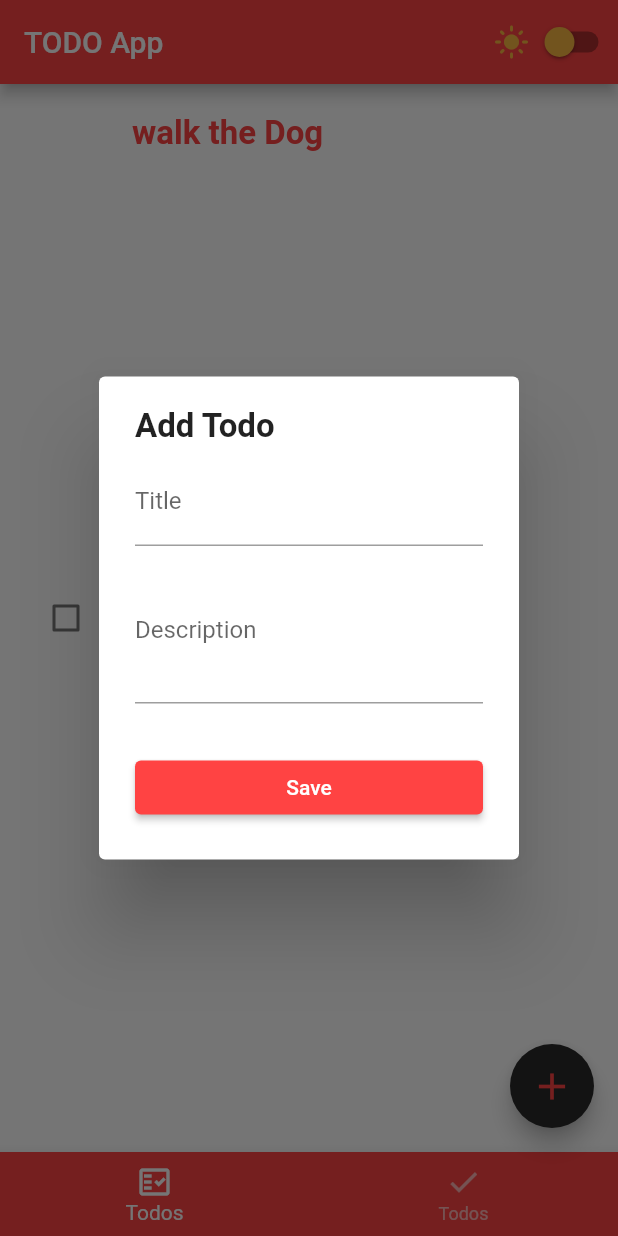
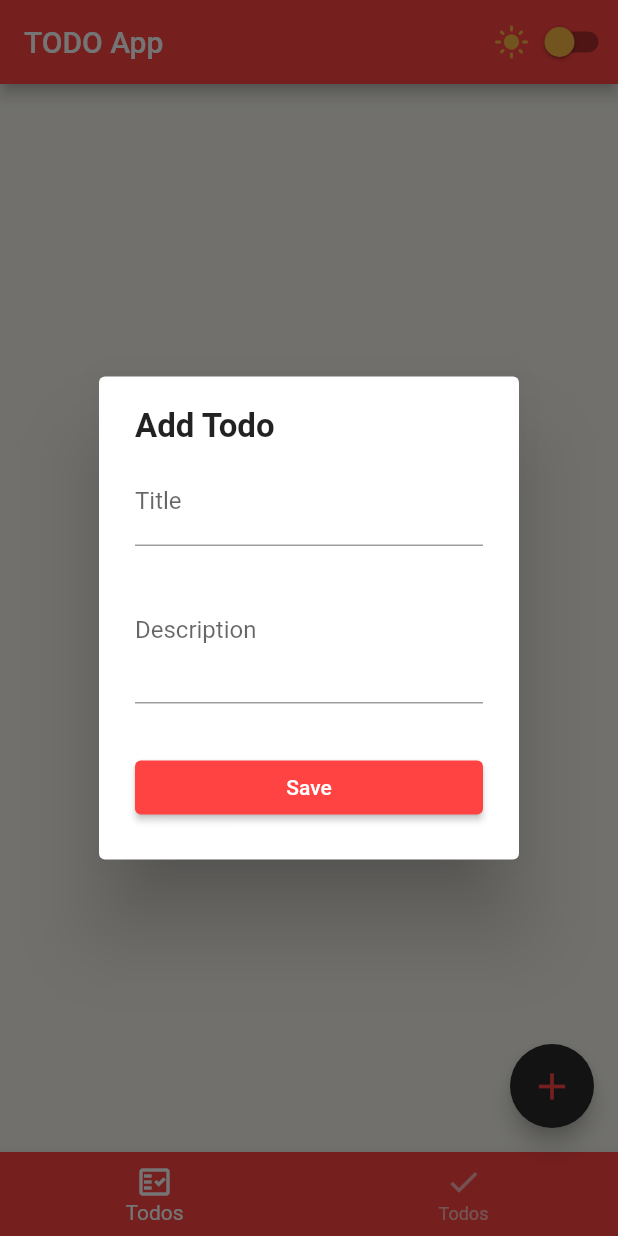
Before and after one commit to AJ8454/TODO-App, a Flutter app: the screen it shows after launch, after a tap on the "add" icon, on a phone screen of 412 x 824 dp. Run offline on Flutter 3.47's test engine with Material 2 defaults, Android fonts, the phone set to English and light mode, and no system bars; our stand-ins replace flutter_slidable.

Commit message:
-- todo created --

```diff
--- a/lib/model/todo_model.dart
+++ b/lib/model/todo_model.dart
@@ -12,7 +12,7 @@ class Todo {
   Todo({
     required this.createdTime,
     required this.title,
-    this.id,
+    this.id = '',
     this.description = '',
     this.isDone = false,
   });
--- a/lib/provider/todos_provider.dart
+++ b/lib/provider/todos_provider.dart
@@ -1,3 +1,18 @@
 import 'package:flutter/material.dart';
+import 'package:todo_app/model/todo_model.dart';
 
-class TodosProvider extends ChangeNotifier {}
+class TodosProvider extends ChangeNotifier {
+  final List<Todo> _todos = [];
+
+  List<Todo> get todos => _todos.where((todo) => todo.isDone == false).toList();
+
+  void addTodo(Todo todo) {
+    _todos.add(todo);
+    notifyListeners();
+  }
+
+  void removeTodo(Todo todo) {
+    _todos.remove(todo);
+    notifyListeners();
+  }
+}
--- a/lib/utility/theme_data.dart
+++ b/lib/utility/theme_data.dart
@@ -4,12 +4,12 @@ import 'package:todo_app/utility/constant.dart';
 class MyThemeData {
   static final darkTheme = ThemeData(
     scaffoldBackgroundColor: kDarkColor,
-    primaryColor: kGreyColor,
+    primaryColor: kDarkColor,
     colorScheme: const ColorScheme.dark(),
     iconTheme: const IconThemeData(color: kCylanColor),
     floatingActionButtonTheme:
         const FloatingActionButtonThemeData(backgroundColor: kCylanColor),
-    backgroundColor: const Color(0xFF1A1A1A),
+    backgroundColor: kGreyColor,
   );
 
   static final lightTheme = ThemeData(
--- a/lib/widget/add_todo_dialog_widget.dart
+++ b/lib/widget/add_todo_dialog_widget.dart
@@ -1,4 +1,7 @@
 import 'package:flutter/material.dart';
+import 'package:provider/provider.dart';
+import 'package:todo_app/model/todo_model.dart';
+import 'package:todo_app/provider/todos_provider.dart';
 
 import 'todo_form_widget.dart';
 
@@ -15,7 +18,10 @@ class _AddTodoDialogWidgetState extends State<AddTodoDialogWidget> {
   String? description = '';
   @override
   Widget build(BuildContext context) => AlertDialog(
-        content: Column(
+        content: SingleChildScrollView(
+          child: Form(
+            key: _formKey,
+            child: Column(
               mainAxisSize: MainAxisSize.min,
               crossAxisAlignment: CrossAxisAlignment.start,
               children: [
@@ -31,9 +37,29 @@ class _AddTodoDialogWidgetState extends State<AddTodoDialogWidget> {
                   onChangedTitle: (title) => setState(() => this.title = title),
                   onChangedDescription: (description) =>
                       setState(() => this.description = description),
-              onSavedTodo: () {},
+                  onSavedTodo: addTodo,
                 ),
               ],
             ),
+          ),
+        ),
       );
+
+  void addTodo() {
+    final isValid = _formKey.currentState!.validate();
+
+    if (!isValid) {
+      return;
+    } else {
+      final todo = Todo(
+        id: DateTime.now().toString(),
+        title: title,
+        description: description,
+        createdTime: DateTime.now(),
+      );
+      final provider = Provider.of<TodosProvider>(context, listen: false);
+      provider.addTodo(todo);
+      Navigator.pop(context);
     }
+  }
+}
--- a/lib/widget/todo_form_widget.dart
+++ b/lib/widget/todo_form_widget.dart
@@ -53,12 +53,6 @@ class TodoFormWidget extends StatelessWidget {
           focusColor: Theme.of(context).primaryColor,
           labelText: 'Description',
         ),
-        validator: (desctiption) {
-          if (desctiption!.isEmpty) {
-            return 'The description cannot be empty';
-          }
-          return null;
-        },
         onChanged: onChangedDescription,
       );
 
--- a/lib/widget/todo_list_widget.dart
+++ b/lib/widget/todo_list_widget.dart
@@ -1,18 +1,32 @@
 import 'package:flutter/material.dart';
-import 'package:todo_app/model/todo_model.dart';
+import 'package:provider/provider.dart';
+import 'package:todo_app/provider/todos_provider.dart';
 
 import 'todo_widget.dart';
 
 class TodoListWidget extends StatelessWidget {
-  const TodoListWidget({ Key? key }) : super(key: key);
+  const TodoListWidget({Key? key}) : super(key: key);
 
   @override
   Widget build(BuildContext context) {
-    return TodoWidget(
-      todo: Todo(
-        createdTime: DateTime.now(),
-        title: 'walk the Dog',
-      ),
-    );
+    final provider = Provider.of<TodosProvider>(context);
+    final todos = provider.todos;
+    return todos.isEmpty
+        ? const Center(
+            child: Text(
+              'No Todos.',
+              style: TextStyle(fontSize: 20.0),
+            ),
+          )
+        : ListView.separated(
+            physics: const BouncingScrollPhysics(),
+            padding: const EdgeInsets.all(16.0),
+            separatorBuilder: (context, index) => Container(height: 10),
+            itemCount: todos.length,
+            itemBuilder: (context, index) {
+              final todo = todos[index];
+              return TodoWidget(todo: todo);
+            },
+          );
   }
 }
--- a/pubspec.yaml
+++ b/pubspec.yaml
@@ -12,10 +12,10 @@ dependencies:
   cupertino_icons: ^1.0.2
   flutter:
     sdk: flutter
+  flutter_slidable: ^0.6.0
   provider: ^6.0.0
 
 dev_dependencies:
-
   flutter_lints: ^1.0.0
   flutter_test:
     sdk: flutter
```
Also changed, not shown: lib/widget/todo_widget.dart (+36 -1 lines), lib/widget/utils.dart (added, +11 -0 lines), pubspec.lock. Lines whose indentation alone changed are shown as unchanged.
